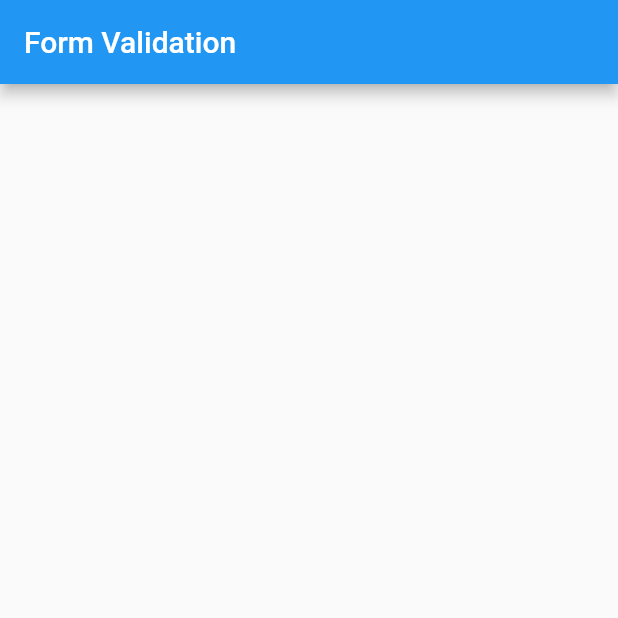
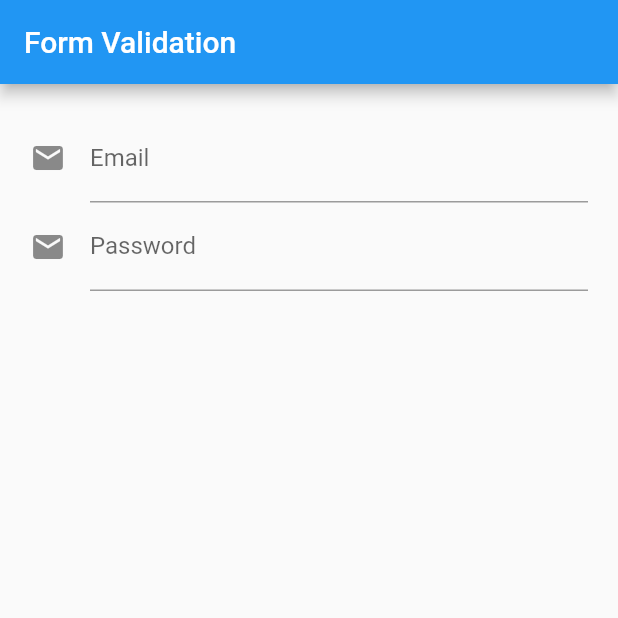
Before and after one commit to AUNG533/Form_Validation, a Flutter app: the screen it shows after launch, on a phone screen of 412 x 824 dp, the top half of it. Run offline on Flutter 3.47's test engine with Material 2 defaults, Android fonts, the phone set to English and light mode, and no system bars.

Commit message:
class User, GlobalKey, funtion _buildInputDecoration, TextFormField Email and Password

```diff
--- a/lib/main.dart
+++ b/lib/main.dart
@@ -4,6 +4,22 @@ import 'package:flutter/material.dart';
 
 void main() {
   runApp(const MyApp());
+}
+
+class User {
+  String email = "";
+  String password = "";
+  String gender = "male";
+  bool agreePolicy = false;
+  bool receiveEmail = false;
+
+  User() {
+    email;
+    password;
+    gender;
+    agreePolicy;
+    receiveEmail;
+  }
 }
 
 class MyApp extends StatelessWidget {
@@ -36,8 +52,42 @@ class CustomForm extends StatefulWidget {
 }
 
 class _CustomFormState extends State<CustomForm> {
+  final _formKey = GlobalKey<FormState>();
+
   @override
   Widget build(BuildContext context) {
-    return Container();
+    return Padding(
+      padding: EdgeInsets.all(20),
+      child: Form(
+        key: _formKey,
+        child: ListView(
+          children: [
+            TextFormField(
+              decoration: _buildInputDecoration(
+                label: 'Email',
+                hint: 'example@gmil.com',
+                icon: Icons.email,
+              ),
+              keyboardType: TextInputType.emailAddress,
+              validator: null,
+              onSaved: null,
+            ),
+            TextFormField(
+              decoration: _buildInputDecoration(
+                label: 'Password',
+                icon: Icons.email,
+              ),
+              obscureText: true,
+              validator: null,
+              onSaved: null,
+            ),
+          ],
+        ),
+      ),
+    );
+  }
+
+  InputDecoration _buildInputDecoration({required String label, String? hint, required IconData icon}){
+    return InputDecoration(labelText: label, hintText: hint, icon: Icon(icon));
   }
 }
```
